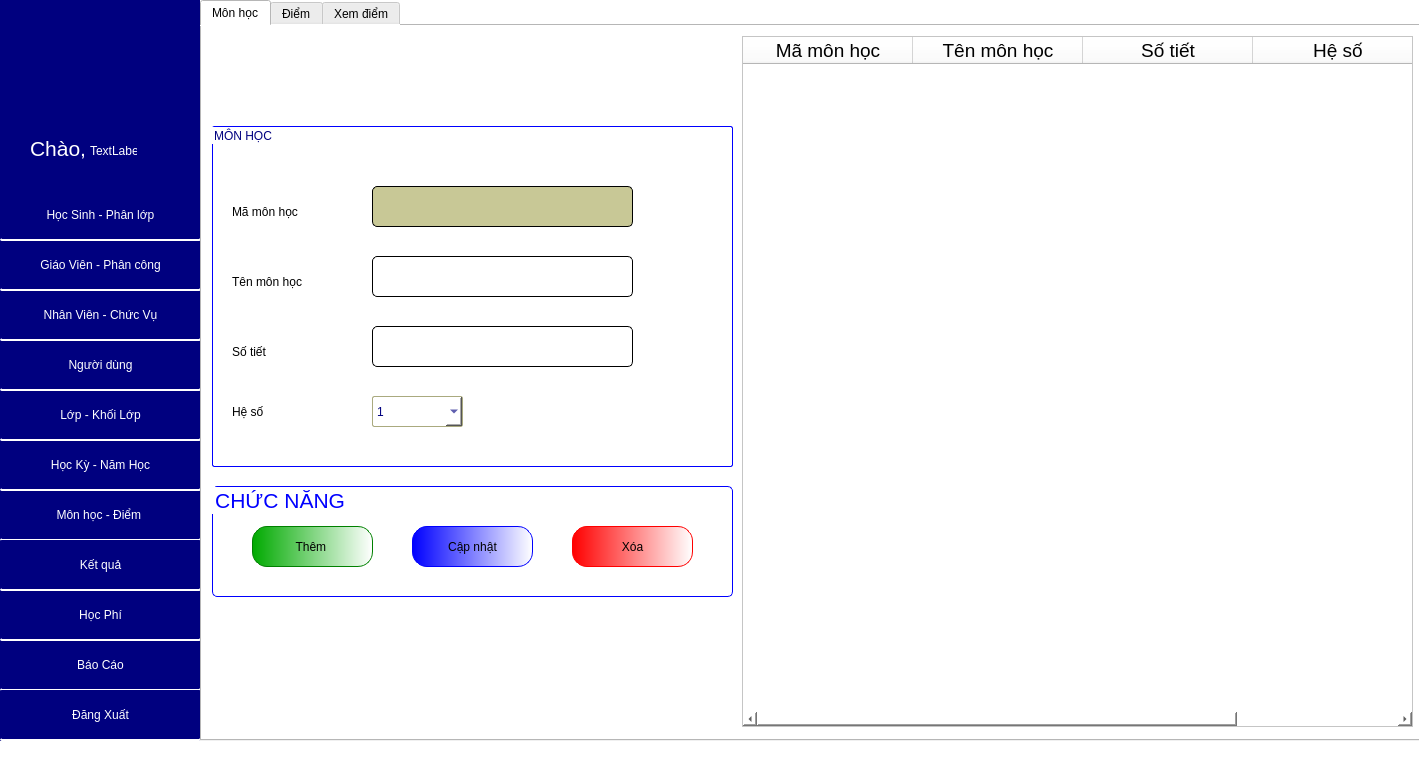
This is GUI/TrangChu.ui in phuthuy44/Student--py as Qt 5 draws it before an edit. The edited form follows.
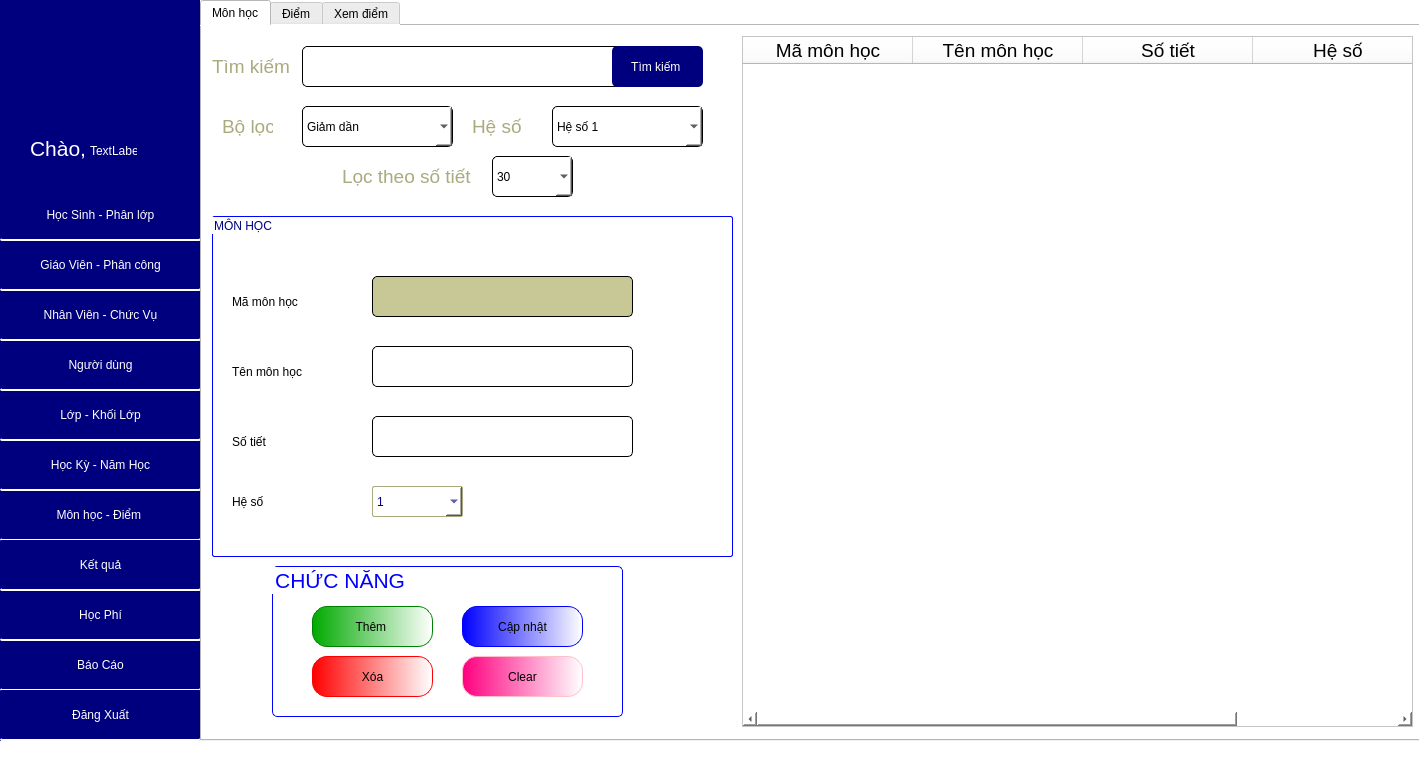
This is the edited form. The open tabs and pages were chosen to show the change.

The edit to the form file:
```diff
--- a/GUI/TrangChu.ui
+++ b/GUI/TrangChu.ui
@@ -7507,7 +7507,7 @@
         <property name="geometry">
          <rect>
           <x>10</x>
-          <y>100</y>
+          <y>190</y>
           <width>521</width>
           <height>341</height>
          </rect>
@@ -7769,10 +7769,10 @@
        <widget class="QGroupBox" name="groupBox_28">
         <property name="geometry">
          <rect>
-          <x>10</x>
-          <y>460</y>
-          <width>521</width>
-          <height>111</height>
+          <x>70</x>
+          <y>540</y>
+          <width>351</width>
+          <height>151</height>
          </rect>
         </property>
         <property name="font">
@@ -7820,7 +7820,7 @@
         <widget class="QPushButton" name="btnCapNhatMonHoc">
          <property name="geometry">
           <rect>
-           <x>200</x>
+           <x>190</x>
            <y>40</y>
            <width>121</width>
            <height>41</height>
@@ -7846,8 +7846,8 @@
         <widget class="QPushButton" name="btnXoaMonHoc">
          <property name="geometry">
           <rect>
-           <x>360</x>
-           <y>40</y>
+           <x>40</x>
+           <y>90</y>
            <width>121</width>
            <height>41</height>
           </rect>
@@ -7869,6 +7869,258 @@
           <string>Xóa</string>
          </property>
         </widget>
+        <widget class="QPushButton" name="pushButton_103">
+         <property name="geometry">
+          <rect>
+           <x>190</x>
+           <y>90</y>
+           <width>121</width>
+           <height>41</height>
+          </rect>
+         </property>
+         <property name="styleSheet">
+          <string notr="true">QPushButton{
+font: 16pt &quot;Tahoma&quot;;
+border-radius:15px;
+border:1px solid pink;
+background-color: qlineargradient(spread:pad, x1:0, y1:0, x2:1, y2:0, stop:0 rgba(255, 0, 127, 255), stop:1 rgba(255, 255, 255, 255))
+}
+QPushButton:hover{
+	font: 18pt &quot;Tahoma&quot;;
+background-color:qlineargradient(spread:pad, x1:0, y1:0, x2:1, y2:0, stop:0 rgba(134, 0, 67, 255), stop:1 rgba(255, 255, 255, 255))
+}
+</string>
+         </property>
+         <property name="text">
+          <string>Clear</string>
+         </property>
+        </widget>
+       </widget>
+       <widget class="QComboBox" name="cbSortMH">
+        <property name="geometry">
+         <rect>
+          <x>100</x>
+          <y>80</y>
+          <width>151</width>
+          <height>41</height>
+         </rect>
+        </property>
+        <property name="styleSheet">
+         <string notr="true">QComboBox{
+font: 16pt &quot;Tahoma&quot;;
+	color: rgb(0, 0, 0);
+border: 1px solid black;
+border-radius:5px;
+}</string>
+        </property>
+        <item>
+         <property name="text">
+          <string>Giảm dần</string>
+         </property>
+        </item>
+        <item>
+         <property name="text">
+          <string>Tăng dần</string>
+         </property>
+        </item>
+       </widget>
+       <widget class="QLineEdit" name="txtTimKiem_2">
+        <property name="geometry">
+         <rect>
+          <x>100</x>
+          <y>20</y>
+          <width>321</width>
+          <height>41</height>
+         </rect>
+        </property>
+        <property name="styleSheet">
+         <string notr="true">QLineEdit{
+font: 16pt &quot;Tahoma&quot;;
+border-radius:5px;
+border: 1px solid black;
+}</string>
+        </property>
+       </widget>
+       <widget class="QPushButton" name="btnTimKiemCV_2">
+        <property name="geometry">
+         <rect>
+          <x>410</x>
+          <y>20</y>
+          <width>91</width>
+          <height>41</height>
+         </rect>
+        </property>
+        <property name="styleSheet">
+         <string notr="true">QPushButton{
+background-color: rgb(0, 0, 127);
+color:white;
+	font: 14pt &quot;Tahoma&quot;;
+border-radius:5px;
+}
+QPushButton:hover{
+border:0.5px solid black;
+	background-color: yellow;
+color:black;
+	
+}</string>
+        </property>
+        <property name="text">
+         <string>Tìm kiếm </string>
+        </property>
+       </widget>
+       <widget class="QLabel" name="label_213">
+        <property name="geometry">
+         <rect>
+          <x>20</x>
+          <y>80</y>
+          <width>51</width>
+          <height>41</height>
+         </rect>
+        </property>
+        <property name="font">
+         <font>
+          <family>Tahoma</family>
+          <pointsize>14</pointsize>
+         </font>
+        </property>
+        <property name="styleSheet">
+         <string notr="true">color: rgb(170, 170, 127);</string>
+        </property>
+        <property name="text">
+         <string>Bộ lọc</string>
+        </property>
+       </widget>
+       <widget class="QLabel" name="label_150">
+        <property name="geometry">
+         <rect>
+          <x>10</x>
+          <y>20</y>
+          <width>81</width>
+          <height>41</height>
+         </rect>
+        </property>
+        <property name="font">
+         <font>
+          <family>Tahoma</family>
+          <pointsize>14</pointsize>
+         </font>
+        </property>
+        <property name="styleSheet">
+         <string notr="true">color: rgb(170, 170, 127);</string>
+        </property>
+        <property name="text">
+         <string>Tìm kiếm </string>
+        </property>
+       </widget>
+       <widget class="QLabel" name="label_214">
+        <property name="geometry">
+         <rect>
+          <x>140</x>
+          <y>130</y>
+          <width>151</width>
+          <height>41</height>
+         </rect>
+        </property>
+        <property name="font">
+         <font>
+          <family>Tahoma</family>
+          <pointsize>14</pointsize>
+         </font>
+        </property>
+        <property name="styleSheet">
+         <string notr="true">color: rgb(170, 170, 127);</string>
+        </property>
+        <property name="text">
+         <string>Lọc theo số tiết</string>
+        </property>
+       </widget>
+       <widget class="QComboBox" name="cbSortST">
+        <property name="geometry">
+         <rect>
+          <x>290</x>
+          <y>130</y>
+          <width>81</width>
+          <height>41</height>
+         </rect>
+        </property>
+        <property name="styleSheet">
+         <string notr="true">QComboBox{
+font: 16pt &quot;Tahoma&quot;;
+	color: rgb(0, 0, 0);
+border: 1px solid black;
+border-radius:5px;
+}</string>
+        </property>
+        <item>
+         <property name="text">
+          <string>30</string>
+         </property>
+        </item>
+        <item>
+         <property name="text">
+          <string>45</string>
+         </property>
+        </item>
+        <item>
+         <property name="text">
+          <string>60</string>
+         </property>
+        </item>
+        <item>
+         <property name="text">
+          <string>90</string>
+         </property>
+        </item>
+       </widget>
+       <widget class="QLabel" name="label_216">
+        <property name="geometry">
+         <rect>
+          <x>270</x>
+          <y>80</y>
+          <width>51</width>
+          <height>41</height>
+         </rect>
+        </property>
+        <property name="font">
+         <font>
+          <family>Tahoma</family>
+          <pointsize>14</pointsize>
+         </font>
+        </property>
+        <property name="styleSheet">
+         <string notr="true">color: rgb(170, 170, 127);</string>
+        </property>
+        <property name="text">
+         <string>Hệ số</string>
+        </property>
+       </widget>
+       <widget class="QComboBox" name="cbSortHeSo">
+        <property name="geometry">
+         <rect>
+          <x>350</x>
+          <y>80</y>
+          <width>151</width>
+          <height>41</height>
+         </rect>
+        </property>
+        <property name="styleSheet">
+         <string notr="true">QComboBox{
+font: 16pt &quot;Tahoma&quot;;
+	color: rgb(0, 0, 0);
+border: 1px solid black;
+border-radius:5px;
+}</string>
+        </property>
+        <item>
+         <property name="text">
+          <string>Hệ số 1</string>
+         </property>
+        </item>
+        <item>
+         <property name="text">
+          <string>Hệ số 2</string>
+         </property>
+        </item>
        </widget>
       </widget>
       <widget class="QWidget" name="tab_2">
```
Left out of the diff: 4 changed lines with no effect on the pictures.
